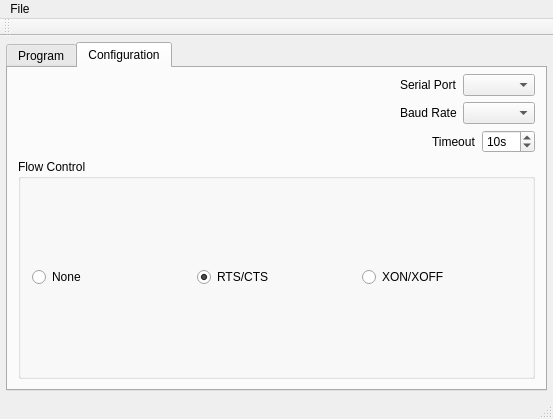
The window that guiMainWindow.ui (Keith969/8755prg) describes before a commit, drawn with Qt 5.
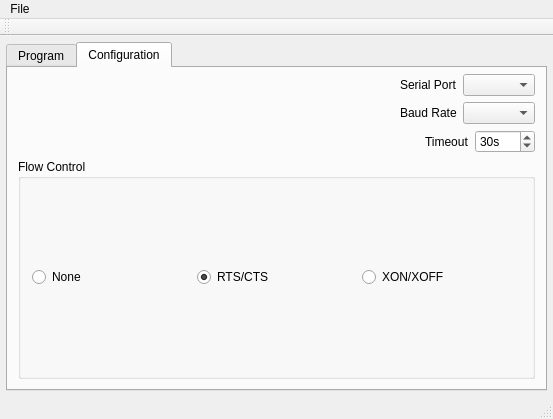
The same window after the commit. The open tabs and pages were chosen to show the change.

The edit to the form file:
```diff
--- a/guiMainWindow.ui
+++ b/guiMainWindow.ui
@@ -214,10 +214,10 @@
                <number>1</number>
               </property>
               <property name="maximum">
-               <number>100</number>
+               <number>1000</number>
               </property>
               <property name="value">
-               <number>10</number>
+               <number>30</number>
               </property>
              </widget>
             </item>
```
